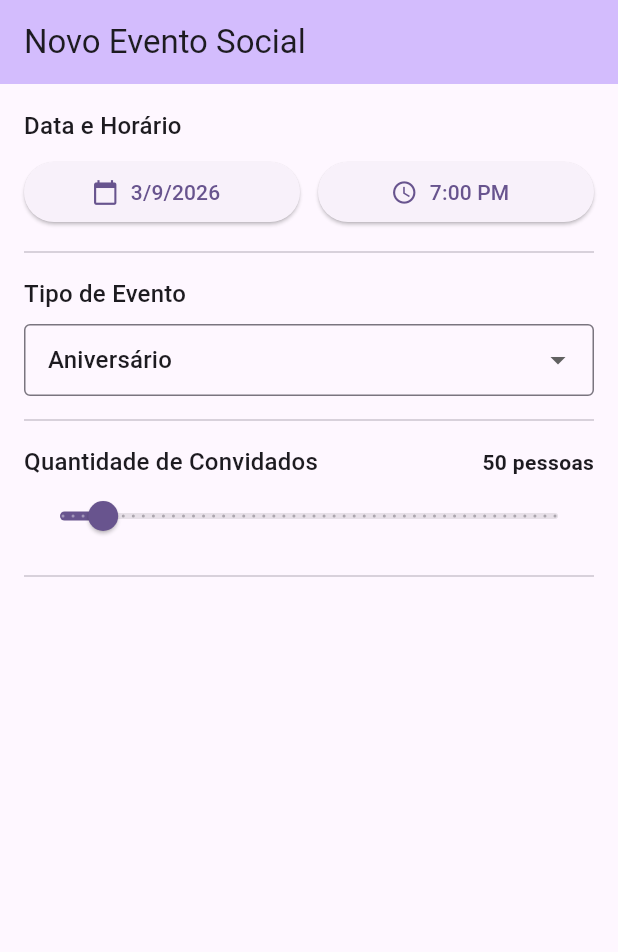
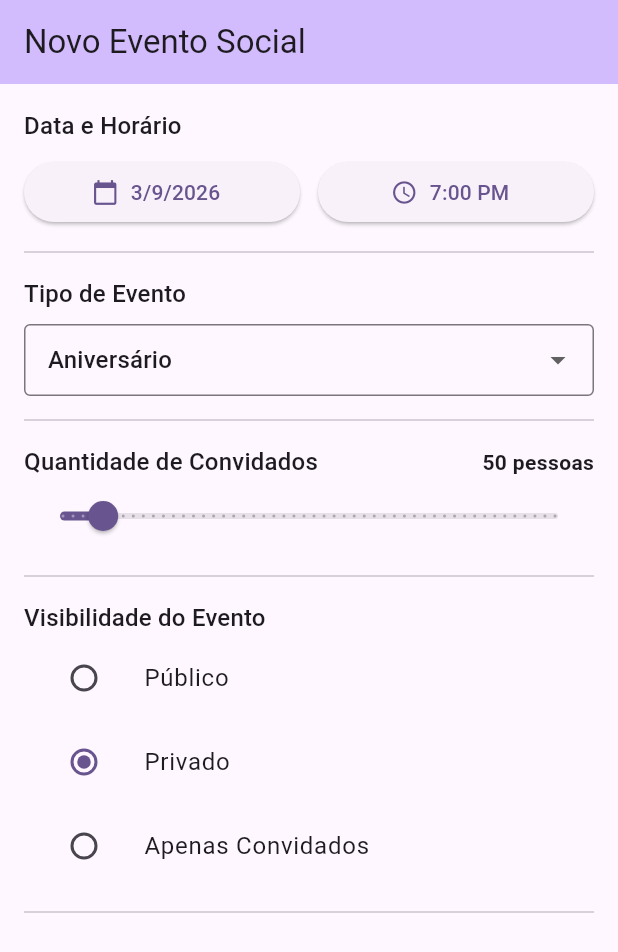
Before and after one commit to pauloewilliam/flutter051-paulo, a Flutter app: the screen it shows after launch, on a phone screen of 412 x 824 dp. Shown: the top 952 px of the screen. Run offline on Flutter 3.47's test engine with Material 3 defaults, Android fonts, the phone set to English and light mode, and no system bars.

Commit message:
Implementado Radio em Visibilidade do Evento

```diff
--- a/lib/main.dart
+++ b/lib/main.dart
@@ -28,16 +28,20 @@
   State<AgendamentoEventoTela> createState() => _AgendamentoEventoTelaState();
 }
 
+enum Visibilidade { public, private, vip }
+
 class _AgendamentoEventoTelaState extends State<AgendamentoEventoTela> {
   static final DateTime _dataPadrao = DateTime.now();
   static const TimeOfDay _horarioPadrao = TimeOfDay(hour: 19, minute: 0);
   static const String _tipoPadrao = 'Aniversário';
   static const double _convidadosPadrao = 50.0;
+  static const Visibilidade _visibilidadePadrao = Visibilidade.private;
 
   late DateTime _dataSelecionada;
   late TimeOfDay _horarioSelecionado;
   late String _tipoEventoSelecionado;
   late double _quantidadeConvidados;
+  late Visibilidade _visibilidadeSelecionada;
 
   @override
   void initState() {
@@ -51,6 +55,7 @@
       _horarioSelecionado = _horarioPadrao;
       _tipoEventoSelecionado = _tipoPadrao;
       _quantidadeConvidados = _convidadosPadrao;
+      _visibilidadeSelecionada = _visibilidadePadrao;
     });
     print('[DEBUG] Formulario resetado para os valores padrao.');
   }
@@ -65,6 +70,7 @@
     print('Horário: ${_horarioSelecionado.format(context)}');
     print('Tipo de Evento: $_tipoEventoSelecionado');
     print('Estimativa de Convidados: ${_quantidadeConvidados.round()}');
+    print('Visibilidade: $_visibilidadeSelecionada');
     print('=============================');
 
     ScaffoldMessenger.of(context).showSnackBar(
@@ -144,6 +150,7 @@
             ),
             const Divider(height: 32),
 
+            // --- Menu (DropdownButton) ---
             Text(
               'Tipo de Evento',
               style: Theme.of(context).textTheme.titleMedium,
@@ -176,6 +183,7 @@
             ),
             const Divider(height: 32),
 
+            // --- Slider ---
             Row(
               mainAxisAlignment: MainAxisAlignment.spaceBetween,
               children: [
@@ -205,6 +213,38 @@
               },
             ),
             const Divider(height: 32),
+
+            // --- Radio ---
+            Text(
+              'Visibilidade do Evento',
+              style: Theme.of(context).textTheme.titleMedium,
+            ),
+            RadioGroup<Visibilidade>(
+              groupValue: _visibilidadeSelecionada,
+              onChanged: (Visibilidade? visibilidade) {
+                setState(() {
+                  _visibilidadeSelecionada = visibilidade!;
+                });
+                print('[DEBUG - Radio] Visibilidade: $visibilidade');
+              },
+              child: Column(
+                children: [
+                  ListTile(
+                    title: const Text('Público'),
+                    leading: Radio<Visibilidade>(value: Visibilidade.public),
+                  ),
+                  ListTile(
+                    title: const Text('Privado'),
+                    leading: Radio<Visibilidade>(value: Visibilidade.private),
+                  ),
+                  ListTile(
+                    title: const Text('Apenas Convidados'),
+                    leading: Radio<Visibilidade>(value: Visibilidade.vip),
+                  ),
+                ],
+              ),
+            ),
+            const Divider(height: 32),
           ],
         ),
       ),
```
